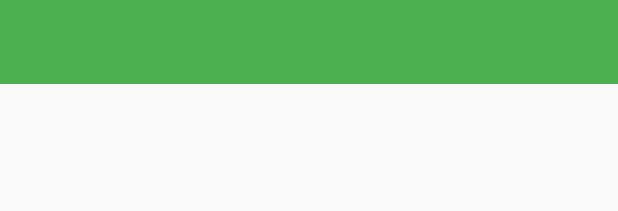
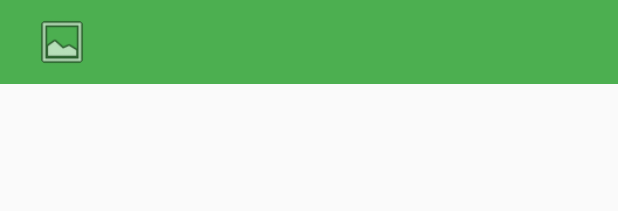
Before and after one commit to pacomf/SenderosLaPalma, an Android app: the layout dashboard_toolbar.xml on its own in the app's theme, with its tools: preview values and no code run, on a phone screen of 412 x 824 dp. Shown: the top 211 px of the screen. Run offline under Robolectric (Android 15) with nearby library versions, the phone set to English and light mode, and no system bars.

Commit message:
Añade foto y nombre en el Toolbar del Home #6

```diff
--- a/android/PateaLaPalma/app/build.gradle
+++ b/android/PateaLaPalma/app/build.gradle
@@ -83,4 +83,5 @@ dependencies {
     compile 'com.google.android.gms:play-services:6.5.87'
 
     compile 'me.relex:circleindicator:1.1.2@aar'
+    compile 'de.hdodenhof:circleimageview:1.2.1'
 }
--- a/android/PateaLaPalma/app/src/main/res/layout/dashboard_toolbar.xml
+++ b/android/PateaLaPalma/app/src/main/res/layout/dashboard_toolbar.xml
@@ -7,5 +7,32 @@
     app:theme="@style/ThemeOverlay.AppCompat.Dark.ActionBar"
     android:id="@+id/toolbar"
     android:minHeight="?attr/actionBarSize"
-    android:background="@color/colorPrimary"
-    />
+    android:background="@color/colorPrimary">
+
+    <RelativeLayout
+        android:layout_width="match_parent"
+        android:layout_height="match_parent">
+
+        <de.hdodenhof.circleimageview.CircleImageView
+            xmlns:app="http://schemas.android.com/apk/res-auto"
+            android:layout_width="40dp"
+            android:layout_height="40dp"
+            android:layout_margin="5dp"
+            android:src="@android:drawable/ic_menu_gallery"
+            android:id="@+id/profilePicture"
+            android:padding="1dp"
+            app:border_color="@color/colorPrimaryDark"/>
+
+        <TextView
+            android:layout_width="wrap_content"
+            android:layout_height="wrap_content"
+            android:layout_centerVertical="true"
+            android:textColor="@color/white"
+            android:layout_marginLeft="5dp"
+            android:layout_toRightOf="@+id/profilePicture"
+            android:id="@+id/name_user" />
+
+    </RelativeLayout>
+
+
+</android.support.v7.widget.Toolbar>
```
Also changed, not shown: android/PateaLaPalma/app/src/main/java/com/jelcaf/pacomf/patealapalma/activity/LoginActivity.java (+12 -2 lines), android/PateaLaPalma/app/src/main/java/com/jelcaf/pacomf/patealapalma/activity/SenderosSwipeActivity.java (+18 -2 lines).
